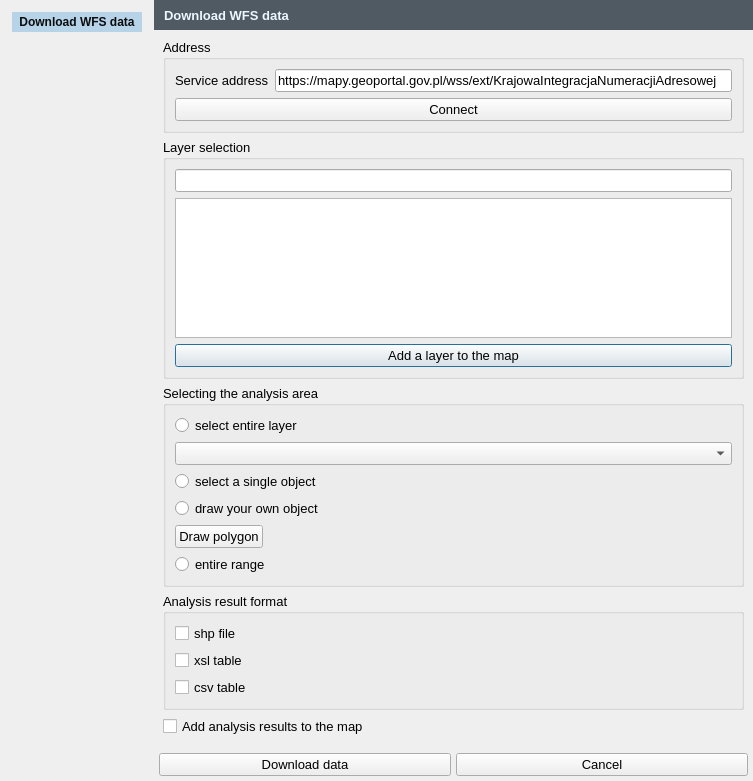
Old version of the form wfs_dialog.ui in the repository GIAPspzoo/GIAP_PolaMap_lite.
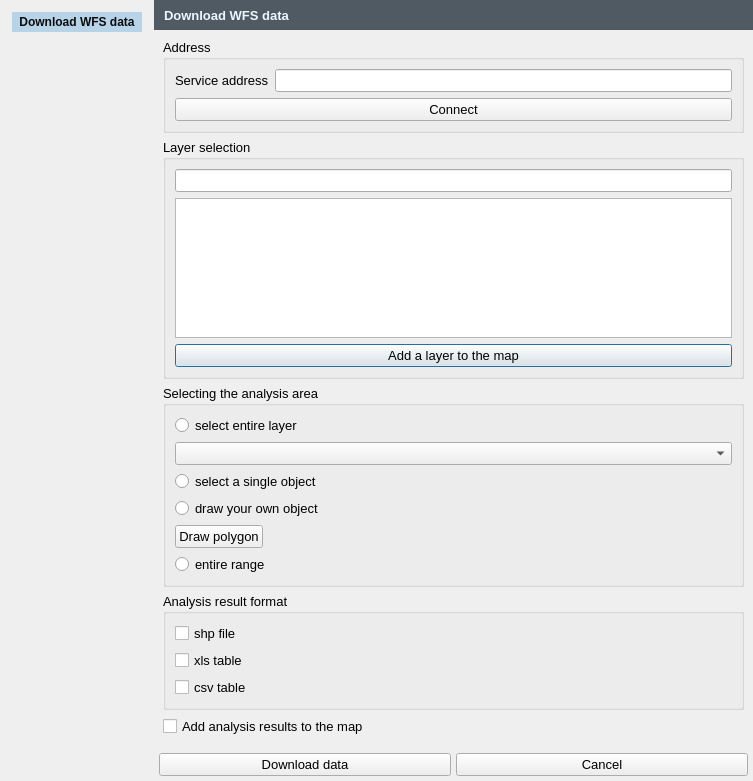
New version of the form. Icons and pictures are not drawn. Custom widgets are drawn as their Qt base class.

What changed in the file:
```diff
--- a/wfs_dialog.ui
+++ b/wfs_dialog.ui
@@ -187,7 +187,7 @@
              <item row="1" column="0">
               <widget class="QCheckBox" name="xslCheckBox">
                <property name="text">
-                <string>xsl table</string>
+                <string>xls table</string>
                </property>
               </widget>
              </item>
@@ -399,7 +399,7 @@
              <item row="0" column="1">
               <widget class="QLineEdit" name="serviceAddressEdit">
                <property name="text">
-                <string>https://mapy.geoportal.gov.pl/wss/ext/KrajowaIntegracjaNumeracjiAdresowej</string>
+                <string/>
                </property>
               </widget>
              </item>
```
Left out of the diff: 2 changed lines with no effect on the pictures.
